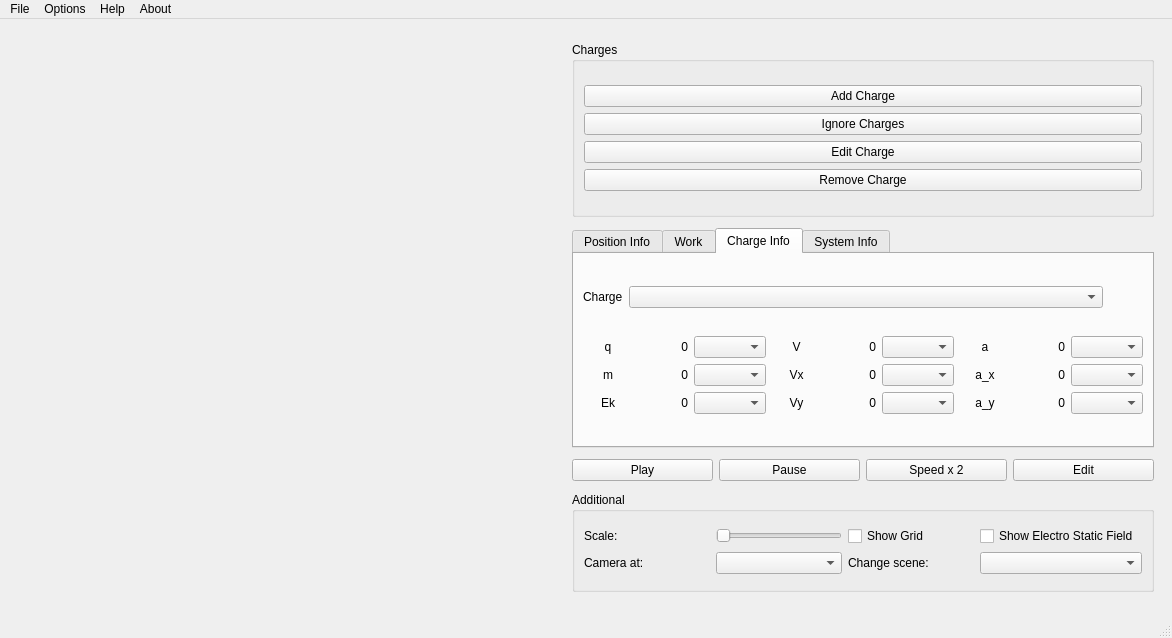
Qt form Interface/mainwindow.ui (TimeToStop/ElectroStaticFieldSimulator) before a commit.
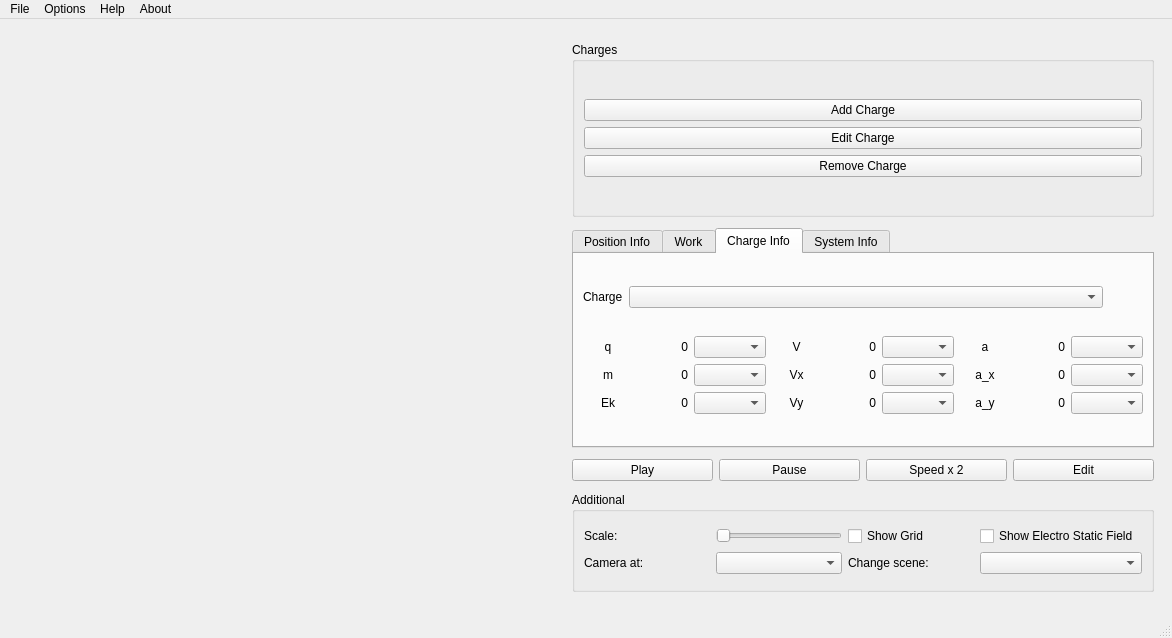
The same form after that commit. Icons and pictures are not drawn. Custom widgets are drawn as their Qt base class.

```diff
--- a/Interface/mainwindow.ui
+++ b/Interface/mainwindow.ui
@@ -217,13 +217,6 @@
                   </property>
                  </widget>
                 </item>
-                <item>
-                 <widget class="QPushButton" name="m_ignore_charge_button">
-                  <property name="text">
-                   <string>Ignore Charges</string>
-                  </property>
-                 </widget>
-                </item>
                 <item>
                  <widget class="QPushButton" name="m_edit_charge_button">
                   <property name="text">
```
Left out of the diff: 34 changed lines with no effect on the pictures.
